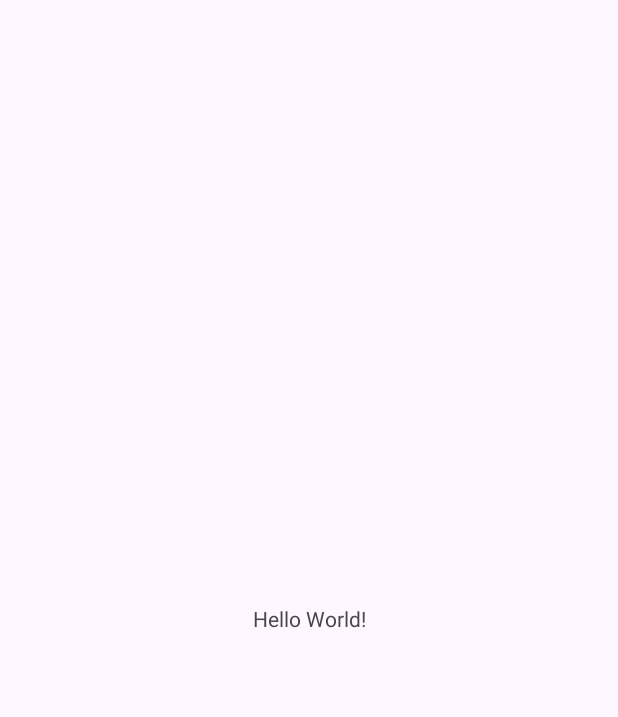
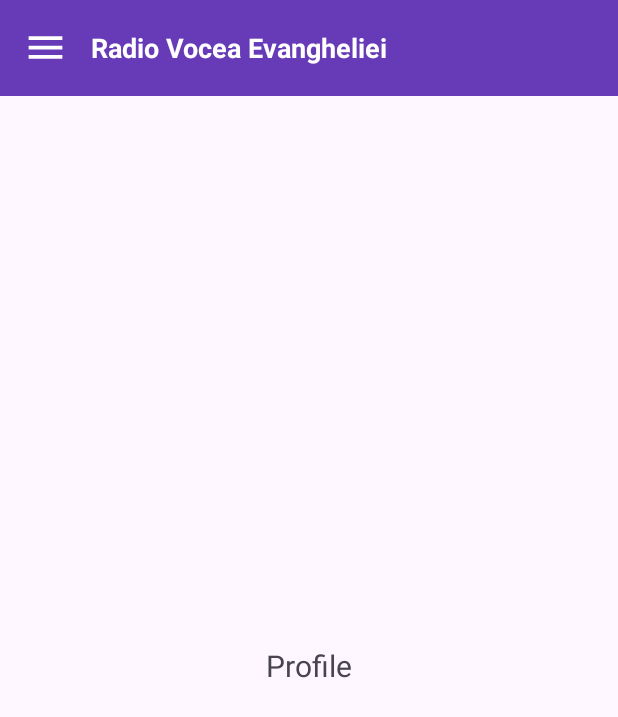
Before and after one commit to niculuka/rve, an Android app: the screen it shows after launch (MainActivity), on a phone screen of 412 x 824 dp. Before the commit the part shown is almost empty. Shown: the top 717 px of the screen. Run offline under Robolectric (Android 15) with nearby library versions, the phone set to English and light mode, and no system bars; our stand-ins replace navigation-ui.

Commit message:
update 15-11-2023

```diff
--- a/app/build.gradle
+++ b/app/build.gradle
@@ -45,7 +45,7 @@ dependencies {
 //    implementation "androidx.navigation:navigation-fragment:2.3.2"
 //    implementation "androidx.navigation:navigation-ui:2.3.2"
 
-//    implementation "androidx.navigation:navigation-fragment-ktx:2.7.5"
-//    implementation "androidx.navigation:navigation-ui-ktx:2.7.5"
+//    implementation "androidx.navigation:navigation-fragment-ktx:2.2.0-rc03"
+//    implementation "androidx.navigation:navigation-ui-ktx:2.2.0-rc03"
 
 }
--- a/app/src/main/java/com/example/rve/MainActivity.java
+++ b/app/src/main/java/com/example/rve/MainActivity.java
@@ -1,8 +1,20 @@
 package com.example.rve;
 
+import androidx.annotation.NonNull;
+import androidx.annotation.Nullable;
 import androidx.appcompat.app.AppCompatActivity;
+import androidx.core.view.GravityCompat;
+import androidx.drawerlayout.widget.DrawerLayout;
+import androidx.navigation.NavController;
+import androidx.navigation.NavDestination;
+import androidx.navigation.Navigation;
+import androidx.navigation.ui.NavigationUI;
 
 import android.os.Bundle;
+import android.view.View;
+import android.widget.TextView;
+
+import com.google.android.material.navigation.NavigationView;
 
 public class MainActivity extends AppCompatActivity {
 
@@ -10,5 +22,28 @@ public class MainActivity extends AppCompatActivity {
     protected void onCreate(Bundle savedInstanceState) {
         super.onCreate(savedInstanceState);
         setContentView(R.layout.activity_main);
+
+        final DrawerLayout drawerLayout = findViewById(R.id.drawerLayout);
+
+        findViewById(R.id.imageMenu).setOnClickListener(new View.OnClickListener() {
+            @Override
+            public void onClick(View view) {
+                drawerLayout.openDrawer(GravityCompat.START);
+            }
+        });
+
+        NavigationView navigationView = findViewById(R.id.navigationView);
+        navigationView.setItemIconTintList(null);
+
+        NavController navController = Navigation.findNavController(this, R.id.navHostFragment);
+        NavigationUI.setupWithNavController(navigationView, navController);
+
+//        TextView textTitle = findViewById(R.id.textTitle);
+//        navController.addOnDestinationChangedListener(new NavController.OnDestinationChangedListener() {
+//            @Override
+//            public void onDestinationChanged(@NonNull NavController controller, @NonNull NavDestination destination, @Nullable Bundle arguments) {
+//                    textTitle.setText(destination.getLabel());
+//            }
+//        });
     }
 }
--- /dev/null
+++ b/app/src/main/java/com/example/rve/ProfileFragment.java
@@ -0,0 +1,26 @@
+package com.example.rve;
+
+import android.os.Bundle;
+
+import androidx.fragment.app.Fragment;
+
+import android.view.LayoutInflater;
+import android.view.View;
+import android.view.ViewGroup;
+
+/**
+ * A simple {@link Fragment} subclass.
+ */
+public class ProfileFragment extends Fragment {
+
+    public ProfileFragment() {
+        // Required empty public constructor
+    }
+
+    @Override
+    public View onCreateView(LayoutInflater inflater, ViewGroup container,
+                             Bundle savedInstanceState) {
+        // Inflate the layout for this fragment
+        return inflater.inflate(R.layout.fragment_profile, container, false);
+    }
+}
--- /dev/null
+++ b/app/src/main/res/drawable/ic_menu.xml
@@ -0,0 +1,5 @@
+<vector android:height="24dp" android:tint="#000000"
+    android:viewportHeight="24" android:viewportWidth="24"
+    android:width="24dp" xmlns:android="http://schemas.android.com/apk/res/android">
+    <path android:fillColor="@android:color/white" android:pathData="M3,18h18v-2L3,16v2zM3,13h18v-2L3,11v2zM3,6v2h18L21,6L3,6z"/>
+</vector>
--- a/app/src/main/res/layout/activity_main.xml
+++ b/app/src/main/res/layout/activity_main.xml
@@ -1,18 +1,66 @@
 <?xml version="1.0" encoding="utf-8"?>
-<androidx.constraintlayout.widget.ConstraintLayout xmlns:android="http://schemas.android.com/apk/res/android"
+<androidx.drawerlayout.widget.DrawerLayout xmlns:android="http://schemas.android.com/apk/res/android"
     xmlns:app="http://schemas.android.com/apk/res-auto"
     xmlns:tools="http://schemas.android.com/tools"
+    android:id="@+id/drawerLayout"
     android:layout_width="match_parent"
     android:layout_height="match_parent"
     tools:context=".MainActivity">
 
-    <TextView
+    <androidx.constraintlayout.widget.ConstraintLayout
+        android:layout_width="match_parent"
+        android:layout_height="match_parent">
+
+        <LinearLayout
+            android:id="@+id/layoutToolbar"
+            android:layout_width="match_parent"
+            android:layout_height="?actionBarSize"
+            android:background="@color/colorPrimary"
+            android:gravity="center_vertical"
+            android:orientation="horizontal"
+            android:paddingStart="15dp"
+            android:paddingEnd="15dp"
+            app:layout_constraintTop_toTopOf="parent">
+
+            <ImageView
+                android:id="@+id/imageMenu"
+                android:layout_width="30dp"
+                android:layout_height="30dp"
+                android:contentDescription="@string/app_name"
+                android:src="@drawable/ic_menu"
+                app:tint="@color/colorWhite" />
+
+            <TextView
+                android:id="@+id/textTitle"
+                android:layout_width="match_parent"
+                android:layout_height="wrap_content"
+                android:layout_marginStart="15dp"
+                android:text="@string/app_name_extended"
+                android:textColor="@color/colorWhite"
+                android:textSize="18sp"
+                android:textStyle="bold" />
+        </LinearLayout>
+
+        <fragment
+            android:layout_width="match_parent"
+            android:layout_height="0dp"
+            app:layout_constraintTop_toBottomOf="@id/layoutToolbar"
+            app:layout_constraintBottom_toBottomOf="parent"
+            android:id="@+id/navHostFragment"
+            android:name="androidx.navigation.fragment.NavHostFragment"
+            app:defaultNavHost="true"
+            app:navGraph="@navigation/main" />
+
+
+    </androidx.constraintlayout.widget.ConstraintLayout>
+
+    <com.google.android.material.navigation.NavigationView
+        android:id="@+id/navigationView"
         android:layout_width="wrap_content"
-        android:layout_height="wrap_content"
-        android:text="Hello World!"
-        app:layout_constraintBottom_toBottomOf="parent"
-        app:layout_constraintEnd_toEndOf="parent"
-        app:layout_constraintStart_toStartOf="parent"
-        app:layout_constraintTop_toTopOf="parent" />
+        android:layout_height="match_parent"
+        android:layout_gravity="start"
+        app:headerLayout="@layout/layout_navigation_header"
+        app:menu="@menu/navigation_menu"/>
 
-</androidx.constraintlayout.widget.ConstraintLayout>
+
+</androidx.drawerlayout.widget.DrawerLayout>
--- /dev/null
+++ b/app/src/main/res/layout/fragment_profile.xml
@@ -0,0 +1,16 @@
+<?xml version="1.0" encoding="utf-8"?>
+<FrameLayout xmlns:android="http://schemas.android.com/apk/res/android"
+    xmlns:tools="http://schemas.android.com/tools"
+    android:layout_width="match_parent"
+    android:layout_height="match_parent"
+    tools:context=".ProfileFragment">
+
+    <!-- TODO: Update blank fragment layout -->
+    <TextView
+        android:layout_width="wrap_content"
+        android:layout_height="wrap_content"
+        android:text="@string/profile"
+        android:layout_gravity="center"
+        android:textSize="20sp"/>
+
+</FrameLayout>
--- /dev/null
+++ b/app/src/main/res/menu/navigation_menu.xml
@@ -0,0 +1,49 @@
+<?xml version="1.0" encoding="utf-8"?>
+<menu xmlns:android="http://schemas.android.com/apk/res/android">
+
+    <item
+        android:id="@+id/menuProfile"
+        android:icon="@drawable/nota1"
+        android:title="@string/profile" />
+
+    <item
+        android:id="@+id/menuNotifications"
+        android:icon="@drawable/nota1"
+        android:title="@string/notifications" />
+
+    <item
+        android:id="@+id/menuCollection"
+        android:icon="@drawable/nota11"
+        android:title="@string/collection" />
+
+    <item
+        android:id="@+id/menuInbox"
+        android:icon="@drawable/nota11"
+        android:title="@string/inbox" />
+
+    <item
+        android:id="@+id/menuOrders"
+        android:icon="@drawable/nota2"
+        android:title="@string/orders" />
+
+    <item android:title="@string/others">
+        <menu>
+            <item
+                android:id="@+id/menuSettings"
+                android:icon="@drawable/nota1"
+                android:title="@string/settings" />
+
+            <item
+                android:id="@+id/menuSupport"
+                android:icon="@drawable/nota2"
+                android:title="@string/support" />
+
+            <item
+                android:id="@+id/menuAboutUs"
+                android:icon="@drawable/nota11"
+                android:title="@string/about_us" />
+
+        </menu>
+    </item>
+
+</menu>
--- /dev/null
+++ b/app/src/main/res/navigation/main.xml
@@ -0,0 +1,23 @@
+<?xml version="1.0" encoding="utf-8"?>
+<navigation xmlns:android="http://schemas.android.com/apk/res/android"
+    xmlns:app="http://schemas.android.com/apk/res-auto"
+    xmlns:tools="http://schemas.android.com/tools"
+    android:id="@+id/main"
+    app:startDestination="@id/menuProfile">
+
+    <fragment
+        android:id="@+id/menuProfile"
+        android:name="com.example.rve.ProfileFragment"
+        android:label="Profile"
+        tools:layout="@layout/fragment_profile" />
+    <fragment
+        android:id="@+id/menuNotifications"
+        android:name="com.example.rve.NotificationsFragment"
+        android:label="Notifications"
+        tools:layout="@layout/fragment_notifications" />
+    <fragment
+        android:id="@+id/menuSettings"
+        android:name="com.example.rve.SettingsFragment"
+        android:label="Settings"
+        tools:layout="@layout/fragment_settings" />
+</navigation>
--- a/app/src/main/res/values/colors.xml
+++ b/app/src/main/res/values/colors.xml
@@ -2,4 +2,10 @@
 <resources>
     <color name="black">#FF000000</color>
     <color name="white">#FFFFFFFF</color>
+    <color name="colorPrimary">#673AB7</color>
+    <color name="colorPrimaryDark">#512DA8</color>
+    <color name="colorAccent">#FF5252</color>
+    <color name="colorPrimaryText">#212121</color>
+    <color name="colorWhite">#FFFFFF</color>
+    <color name="colorGreen">#32CD32</color>
 </resources>
--- a/app/src/main/res/values/strings.xml
+++ b/app/src/main/res/values/strings.xml
@@ -1,3 +1,16 @@
 <resources>
     <string name="app_name">rve</string>
+    <string name="app_name_extended">Radio Vocea Evangheliei</string>
+    <string name="bila_napraznicul">Bila Napraznicul</string>
+    <string name="radio_online">Radio Online</string>
+    <string name="profile">Profile</string>
+    <string name="notifications">Notifications</string>
+    <string name="collection">Collection</string>
+    <string name="inbox">Inbox</string>
+    <string name="orders">Orders</string>
+    <string name="others">Others</string>
+    <string name="settings">Settings</string>
+    <string name="support">Support</string>
+    <string name="about_us">About Us</string>
+
 </resources>
```
Also changed, not shown: app/src/main/java/com/example/rve/NotificationsFragment.java (added, +26 -0 lines), app/src/main/java/com/example/rve/SettingsFragment.java (added, +26 -0 lines), app/src/main/res/layout/fragment_notifications.xml (added, +15 -0 lines), app/src/main/res/layout/fragment_settings.xml (added, +15 -0 lines), app/src/main/res/layout/layout_navigation_header.xml (added, +49 -0 lines), app/src/main/res/drawable/bila.png (added), app/src/main/res/drawable/nota1.png (added), app/src/main/res/drawable/nota11.png (added), app/src/main/res/drawable/nota2.png (added).
